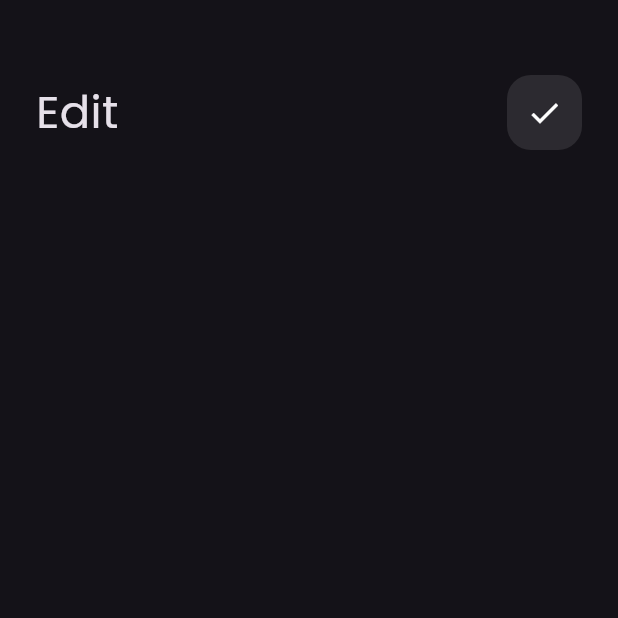
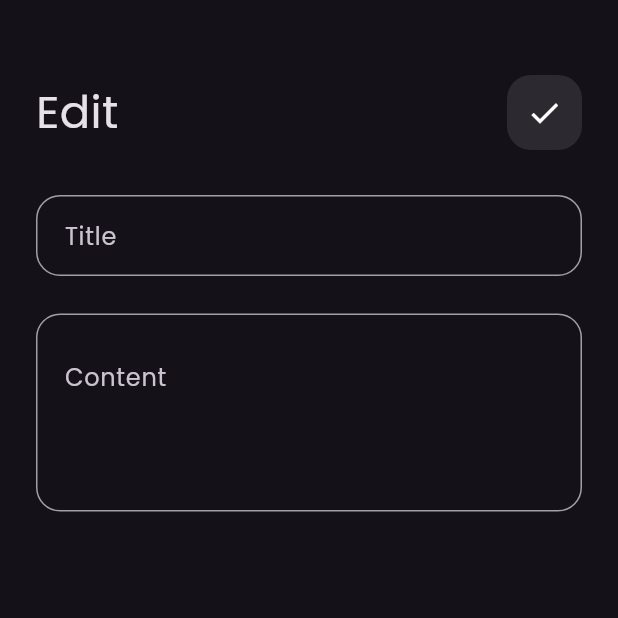
Before and after one commit to elspaey/myNotes, a Flutter app: the Editnoteview screen opened by its route, on a phone screen of 412 x 824 dp, the top half of it. Run offline on Flutter 3.47's test engine with Material 3 defaults, Android fonts, the phone set to English and light mode, and no system bars; our stand-ins replace font_awesome_flutter.

Commit message:
createNoteModel

```diff
--- /dev/null
+++ b/lib/models/noteModel.dart
@@ -0,0 +1,10 @@
+class Notemodel {
+  final String title, content, date;
+  final int color;
+
+  Notemodel(
+      {required this.title,
+      required this.content,
+      required this.date,
+      required this.color});
+}
--- a/lib/views/widgets/customTextField.dart
+++ b/lib/views/widgets/customTextField.dart
@@ -5,16 +5,20 @@ class coustomTextField extends StatelessWidget {
       {super.key,
       // this.onChanged,
       this.hintText,
-      this.maxLines = 1});
+      this.maxLines = 1,
+      this.padding = const EdgeInsets.symmetric(horizontal: 15, vertical: 15)});
   final String? hintText;
   // Function(String)? onChanged;
   final int maxLines;
+  final EdgeInsetsGeometry padding;
   @override
   Widget build(BuildContext context) {
     return TextField(
       maxLines: maxLines,
       // onChanged: onChanged,
       decoration: InputDecoration(
+        contentPadding: padding,
+        alignLabelWithHint: true,
         hintText: hintText,
         // hintStyle: const TextStyle(color: Colors.white),
         focusedBorder: OutlineInputBorder(
--- a/lib/views/widgets/editNoteViewBody.dart
+++ b/lib/views/widgets/editNoteViewBody.dart
@@ -1,5 +1,6 @@
 import 'package:flutter/material.dart';
 import 'package:flutter_application_10/views/widgets/customAppBar.dart';
+import 'package:flutter_application_10/views/widgets/customTextField.dart';
 
 class Editnoteviewbody extends StatelessWidget {
   const Editnoteviewbody({super.key});
@@ -17,6 +18,20 @@ class Editnoteviewbody extends StatelessWidget {
             theIcon: Icons.done,
             title: "Edit",
           ),
+          SizedBox(
+            height: 30,
+          ),
+          coustomTextField(
+            hintText: "Title",
+          ),
+          SizedBox(
+            height: 25,
+          ),
+          coustomTextField(
+            padding: EdgeInsets.symmetric(horizontal: 15, vertical: 30),
+            hintText: "Content",
+            maxLines: 3,
+          ),
         ],
       ),
     );
```
